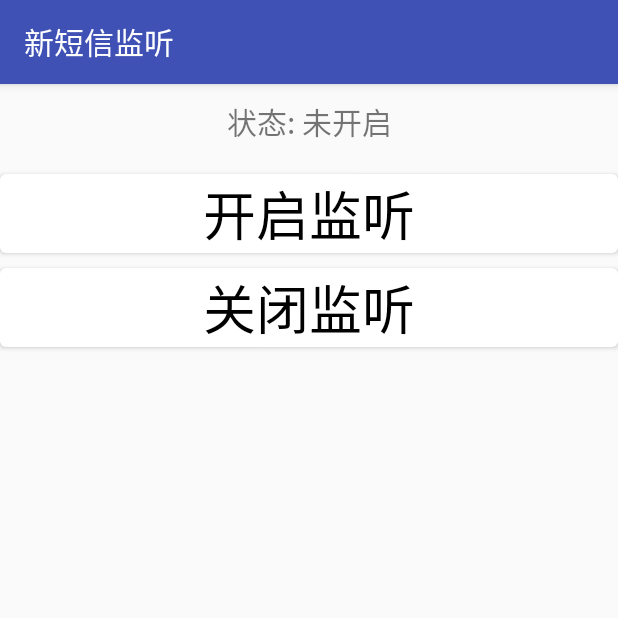
After one commit to VictorChow/AndroidDemos, an Android app: the SmsMonitorActivity screen opened directly, with no data from a screen before it, on a phone screen of 412 x 824 dp, the top half of it. The commit adds this screen. Run offline under Robolectric (Android 15) with nearby library versions, the phone set to English and light mode, and no system bars; our stand-ins replace ButterKnife.

Commit message:
添加新短信监听

```diff
--- /dev/null
+++ b/app/src/main/java/demos/activity/BaseActivity.java
@@ -0,0 +1,16 @@
+package demos.activity;
+
+import android.content.Context;
+import android.os.Bundle;
+import android.support.annotation.Nullable;
+import android.support.v7.app.AppCompatActivity;
+
+public class BaseActivity extends AppCompatActivity {
+    protected Context mContext;
+
+    @Override
+    protected void onCreate(@Nullable Bundle savedInstanceState) {
+        super.onCreate(savedInstanceState);
+        mContext = this;
+    }
+}
--- /dev/null
+++ b/app/src/main/java/demos/activity/SmsMonitorActivity.java
@@ -0,0 +1,81 @@
+package demos.activity;
+
+import android.content.ComponentName;
+import android.content.Intent;
+import android.content.ServiceConnection;
+import android.os.Bundle;
+import android.os.IBinder;
+import android.view.View;
+import android.widget.TextView;
+
+import com.victor.androiddemos.R;
+
+import butterknife.Bind;
+import butterknife.ButterKnife;
+import butterknife.OnClick;
+import demos.service.SmsService;
+import demos.util.ShowToast;
+
+public class SmsMonitorActivity extends BaseActivity {
+    private SmsService smsService;
+    private Intent intent;
+    private boolean isRunning;
+
+    private ServiceConnection connection = new ServiceConnection() {
+        @Override
+        public void onServiceConnected(ComponentName name, IBinder service) {
+            smsService = ((SmsService.SmsBinder) service).getService();
+            smsService.getSmsReceiver().setOnReceivedListener(sms -> tvShowSms.setText(sms));
+        }
+
+        @Override
+        public void onServiceDisconnected(ComponentName name) {
+            smsService = null;
+        }
+    };
+
+
+    @Bind(R.id.tv_show_sms)
+    TextView tvShowSms;
+    @Bind(R.id.tv_sms_status)
+    TextView tvSmsStatus;
+
+    @OnClick({R.id.btn_start_watch, R.id.btn_stop_watch})
+    void onItemClick(View v) {
+        switch (v.getId()) {
+            case R.id.btn_start_watch:
+                if (!isRunning) {
+                    bindService(intent, connection, BIND_AUTO_CREATE);
+                    isRunning = true;
+                    ShowToast.shortToast("已开启监视");
+                    tvSmsStatus.setText("状态: 已开启");
+                } else {
+                    ShowToast.shortToast("已经在监视了");
+                }
+                break;
+            case R.id.btn_stop_watch:
+                if (isRunning) {
+                    unbindService(connection);
+                    ShowToast.shortToast("已关闭监视");
+                    tvSmsStatus.setText("状态: 未开启");
+                    isRunning = false;
+                } else {
+                    ShowToast.shortToast("未开启监视");
+                }
+                break;
+        }
+    }
+
+    @Override
+    protected void onCreate(Bundle savedInstanceState) {
+        super.onCreate(savedInstanceState);
+        setContentView(R.layout.activity_sms_monitor);
+        if (getSupportActionBar() != null) {
+            getSupportActionBar().setTitle("新短信监听");
+        }
+        ButterKnife.bind(this);
+        intent = new Intent(mContext, SmsService.class);
+    }
+
+
+}
--- a/app/src/main/java/demos/adapter/VpMainAdapter.java
+++ b/app/src/main/java/demos/adapter/VpMainAdapter.java
@@ -7,7 +7,7 @@ import android.support.v4.app.FragmentPagerAdapter;
 import java.util.ArrayList;
 
 import demos.fragment.FirstFragment;
-import demos.fragment.SecondFragment;
+import demos.fragment.FunctionFragment;
 import demos.fragment.CustomViewFragment;
 
 /**
@@ -20,7 +20,7 @@ public class VpMainAdapter extends FragmentPagerAdapter {
         super(fm);
         this.fragments = new ArrayList<>();
         this.fragments.add(new FirstFragment());
-        this.fragments.add(new SecondFragment());
+        this.fragments.add(new FunctionFragment());
         this.fragments.add(new CustomViewFragment());
     }
 
--- /dev/null
+++ b/app/src/main/res/layout/activity_sms_monitor.xml
@@ -0,0 +1,45 @@
+<?xml version="1.0" encoding="utf-8"?>
+<LinearLayout xmlns:android="http://schemas.android.com/apk/res/android"
+    android:layout_width="match_parent"
+    android:layout_height="match_parent"
+    android:orientation="vertical">
+
+    <TextView
+        android:id="@+id/tv_sms_status"
+        android:layout_width="match_parent"
+        android:layout_height="50dp"
+        android:gravity="center"
+        android:text="状态: 未开启"
+        android:textSize="20sp" />
+
+    <Button
+        android:id="@+id/btn_start_watch"
+        android:layout_width="match_parent"
+        android:layout_height="wrap_content"
+        android:layout_marginTop="10dp"
+        android:background="@drawable/bg_ripple"
+        android:text="开启监听"
+        android:textColor="#000000"
+        android:textSize="35sp" />
+
+    <Button
+        android:id="@+id/btn_stop_watch"
+        android:layout_width="match_parent"
+        android:layout_height="wrap_content"
+        android:layout_marginTop="10dp"
+        android:background="@drawable/bg_ripple"
+        android:text="关闭监听"
+        android:textColor="#000000"
+        android:textSize="35sp" />
+
+    <ScrollView
+        android:layout_width="match_parent"
+        android:layout_height="wrap_content">
+
+        <TextView
+            android:id="@+id/tv_show_sms"
+            android:layout_width="match_parent"
+            android:layout_height="wrap_content"
+            android:textSize="20sp" />
+    </ScrollView>
+</LinearLayout>
```
Also changed, not shown: app/src/main/AndroidManifest.xml (+11 -7 lines), app/src/main/java/demos/fragment/FunctionFragment.java (renamed from app/src/main/java/demos/fragment/SecondFragment.java, +7 -3 lines), app/src/main/java/demos/receiver/SmsReceiver.java (added, +69 -0 lines), app/src/main/java/demos/service/SmsService.java (added, +48 -0 lines), app/src/main/res/layout/fragment_function.xml (renamed from app/src/main/res/layout/fragment_second.xml, +10 -0 lines).
